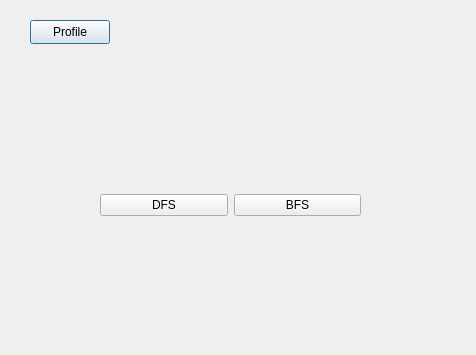
This is Guide_me/homepage.ui in MARIO00410/Guide-Me as Qt 5 draws it before an edit. The edited form follows.
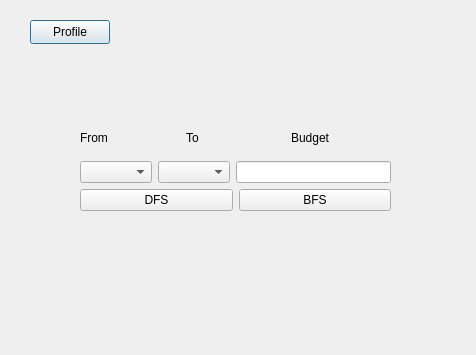
This is the edited form.

The edit to the form file:
```diff
--- a/Guide_me/homepage.ui
+++ b/Guide_me/homepage.ui
@@ -26,15 +26,57 @@
     <string>Profile</string>
    </property>
   </widget>
-  <widget class="QWidget" name="">
+  <widget class="QWidget" name="layoutWidget">
    <property name="geometry">
     <rect>
-     <x>100</x>
-     <y>180</y>
-     <width>261</width>
-     <height>51</height>
+     <x>80</x>
+     <y>120</y>
+     <width>311</width>
+     <height>91</height>
     </rect>
    </property>
+   <layout class="QVBoxLayout" name="verticalLayout_2">
+    <item>
+     <layout class="QHBoxLayout" name="horizontalLayout_3">
+      <item>
+       <widget class="QLabel" name="label">
+        <property name="text">
+         <string>From</string>
+        </property>
+       </widget>
+      </item>
+      <item>
+       <widget class="QLabel" name="label_2">
+        <property name="text">
+         <string>To</string>
+        </property>
+       </widget>
+      </item>
+      <item>
+       <widget class="QLabel" name="label_3">
+        <property name="text">
+         <string>Budget</string>
+        </property>
+       </widget>
+      </item>
+     </layout>
+    </item>
+    <item>
+     <layout class="QVBoxLayout" name="verticalLayout">
+      <item>
+       <layout class="QHBoxLayout" name="horizontalLayout_2">
+        <item>
+         <widget class="QComboBox" name="comboBoxFrom"/>
+        </item>
+        <item>
+         <widget class="QComboBox" name="comboBox_To"/>
+        </item>
+        <item>
+         <widget class="QLineEdit" name="lineEditBudget"/>
+        </item>
+       </layout>
+      </item>
+      <item>
    <layout class="QHBoxLayout" name="horizontalLayout">
     <item>
      <widget class="QPushButton" name="dfs">
@@ -49,6 +91,10 @@
        <string>BFS</string>
       </property>
      </widget>
+        </item>
+       </layout>
+      </item>
+     </layout>
     </item>
    </layout>
   </widget>
```
Lines whose indentation alone changed are shown as unchanged.
